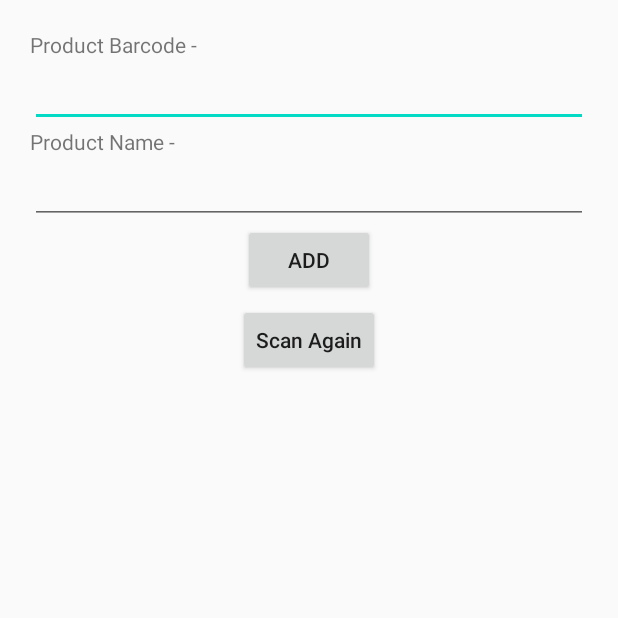
After one commit to mRahulJain/MinorProject, an Android app: the AddBarcodeActivity screen opened directly, with no data from a screen before it, on a phone screen of 412 x 824 dp, the top half of it. The commit adds this screen. Run offline under Robolectric (Android 15) with nearby library versions, the phone set to English and light mode, and no system bars.

Commit message:
barcode code part

```diff
--- a/app/src/main/AndroidManifest.xml
+++ b/app/src/main/AndroidManifest.xml
@@ -13,11 +13,12 @@
         android:allowBackup="true"
         android:icon="@mipmap/ic_launcher"
         android:label="@string/app_name"
+        android:networkSecurityConfig="@xml/network_security_config"
         android:roundIcon="@mipmap/ic_launcher_round"
-        android:networkSecurityConfig="@xml/network_security_config"
         android:supportsRtl="true"
         android:theme="@style/AppTheme">
-        <activity android:name=".activity.ImageCaptioningActivity"></activity>
+        <activity android:name=".activity.AddBarcodeActivity"></activity>
+        <activity android:name=".activity.ImageCaptioningActivity" />
         <activity android:name=".activity.TextRecognitionTextActivity" />
         <activity android:name=".activity.TextRecognitionActivity" />
         <activity
@@ -44,6 +45,7 @@
         <activity
             android:name=".activity.NewsActivity"
             android:screenOrientation="portrait" />
+        <activity android:name=".activity.ScanCodeActivity" />
     </application>
 
 </manifest>
--- a/app/src/main/java/com/android/collegeproject/activity/ImageCaptioningActivity.kt
+++ b/app/src/main/java/com/android/collegeproject/activity/ImageCaptioningActivity.kt
@@ -17,7 +17,6 @@ import android.util.Size
 import android.util.SparseIntArray
 import android.view.Surface
 import android.view.TextureView
-import android.widget.Toast
 import androidx.appcompat.app.AppCompatActivity
 import androidx.core.app.ActivityCompat
 import com.android.collegeproject.R
@@ -27,7 +26,6 @@ import com.android.collegeproject.helper.Constants
 import com.android.collegeproject.helper.TextToSpeechHelper
 import com.android.collegeproject.model.Description
 import com.android.collegeproject.model.PostBody
-import com.google.common.net.MediaType.PNG
 import kotlinx.android.synthetic.main.activity_image_captioning.*
 import okhttp3.OkHttpClient
 import retrofit2.Call
@@ -60,7 +58,7 @@ class ImageCaptioningActivity : AppCompatActivity() {
     private lateinit var backgroundThread: HandlerThread
 
 //    val BASE_URL_IMAGE_CAPTIONING = "https://hear-us-app.herokuapp.com"
-    val BASE_URL_IMAGE_CAPTIONING = "http://${Constants().IMAGE_HOST}:4090"
+    val BASE_URL_IMAGE_CAPTIONING = "http://${Constants().IP_HOST}:4090"
     private lateinit var retrofit: Retrofit
     private lateinit var okHttpClient: OkHttpClient
 
--- /dev/null
+++ b/app/src/main/java/com/android/collegeproject/api/ApiBarcode.kt
@@ -0,0 +1,21 @@
+package com.android.collegeproject.api
+
+import com.android.collegeproject.model.Product
+import retrofit2.Call
+import retrofit2.http.*
+
+interface ApiBarcode {
+
+    @POST("/add-product")
+    @FormUrlEncoded
+    fun addProduct(
+        @Field("productBarcode") productBarcode: String,
+        @Field("productName") productName: String
+    ) : Call<String>
+
+
+    @GET("/get-product")
+    fun getProduct(
+        @Query("productBarcode") productBarcode: String
+    ) : Call<Product>
+}
--- a/app/src/main/java/com/android/collegeproject/helper/Constants.kt
+++ b/app/src/main/java/com/android/collegeproject/helper/Constants.kt
@@ -3,7 +3,7 @@ package com.android.collegeproject.helper
 class Constants {
     val USER_INFO = "USER_INFO"
     val USER_ISFIRSTLOGIN = "USER_ISFIRSTLOGIN"
-    val IMAGE_HOST = "192.168.1.12"
+    val IP_HOST = "192.168.1.12"
 
     fun speak(text: String, mTextToSpeechHelper: TextToSpeechHelper) {
         mTextToSpeechHelper.speakEnglish(text)
--- /dev/null
+++ b/app/src/main/java/com/android/collegeproject/model/Product.kt
@@ -0,0 +1,6 @@
+package com.android.collegeproject.model
+
+data class Product(
+    val productBarcode: String = "",
+    val productName: String = ""
+)
--- /dev/null
+++ b/app/src/main/res/layout/activity_add_barcode.xml
@@ -0,0 +1,48 @@
+<?xml version="1.0" encoding="utf-8"?>
+<RelativeLayout
+    xmlns:android="http://schemas.android.com/apk/res/android"
+    xmlns:tools="http://schemas.android.com/tools"
+    android:layout_width="match_parent"
+    android:layout_height="match_parent"
+    android:layout_margin="20dp"
+    tools:context=".activity.AddBarcodeActivity">
+    <TextView
+        android:text="Product Barcode - "
+        android:id="@+id/activity_add_barcode_textViewBarcode"
+        android:layout_width="wrap_content"
+        android:layout_height="wrap_content"/>
+    <EditText
+        android:layout_below="@+id/activity_add_barcode_textViewBarcode"
+        android:id="@+id/activity_add_barcode_editTextBarcode"
+        android:layout_width="match_parent"
+        android:editable="false"
+        android:layout_height="wrap_content"/>
+    <TextView
+        android:layout_below="@id/activity_add_barcode_editTextBarcode"
+        android:id="@+id/activity_add_barcode_textViewName"
+        android:text="Product Name - "
+        android:layout_width="wrap_content"
+        android:layout_height="wrap_content"/>
+    <EditText
+        android:layout_below="@+id/activity_add_barcode_textViewName"
+        android:id="@+id/activity_add_barcode_editTextName"
+        android:layout_width="match_parent"
+        android:layout_height="wrap_content"/>
+    <Button
+        android:gravity="center"
+        android:layout_centerHorizontal="true"
+        android:text="add"
+        android:layout_below="@id/activity_add_barcode_editTextName"
+        android:id="@+id/activity_add_barcode_addBarcode"
+        android:layout_width="wrap_content"
+        android:layout_height="wrap_content"/>
+    <Button
+        android:text="Scan Again"
+        android:textAllCaps="false"
+        android:layout_centerHorizontal="true"
+        android:layout_below="@+id/activity_add_barcode_addBarcode"
+        android:id="@+id/activity_add_barcode_scanAgain"
+        android:layout_marginTop="5dp"
+        android:layout_width="wrap_content"
+        android:layout_height="wrap_content"/>
+</RelativeLayout>
--- a/app/src/main/res/xml/network_security_config.xml
+++ b/app/src/main/res/xml/network_security_config.xml
@@ -1,6 +1,6 @@
 <?xml version="1.0" encoding="utf-8"?>
 <network-security-config>
     <domain-config cleartextTrafficPermitted="true">
-        <domain includeSubdomains="true">192.168.1.12</domain>
+        <domain includeSubdomains="true">192.168.29.193</domain>
     </domain-config>
 </network-security-config>
```
Also changed, not shown: app/src/main/java/com/android/collegeproject/activity/AddBarcodeActivity.kt (added, +119 -0 lines), app/src/main/java/com/android/collegeproject/activity/ImpairedUserActivity.kt (+14 -0 lines), app/src/main/java/com/android/collegeproject/activity/ScanCodeActivity.kt (added, +111 -0 lines), app/src/main/res/layout/activity_home_page.xml (+8 -0 lines), 4 other files.
